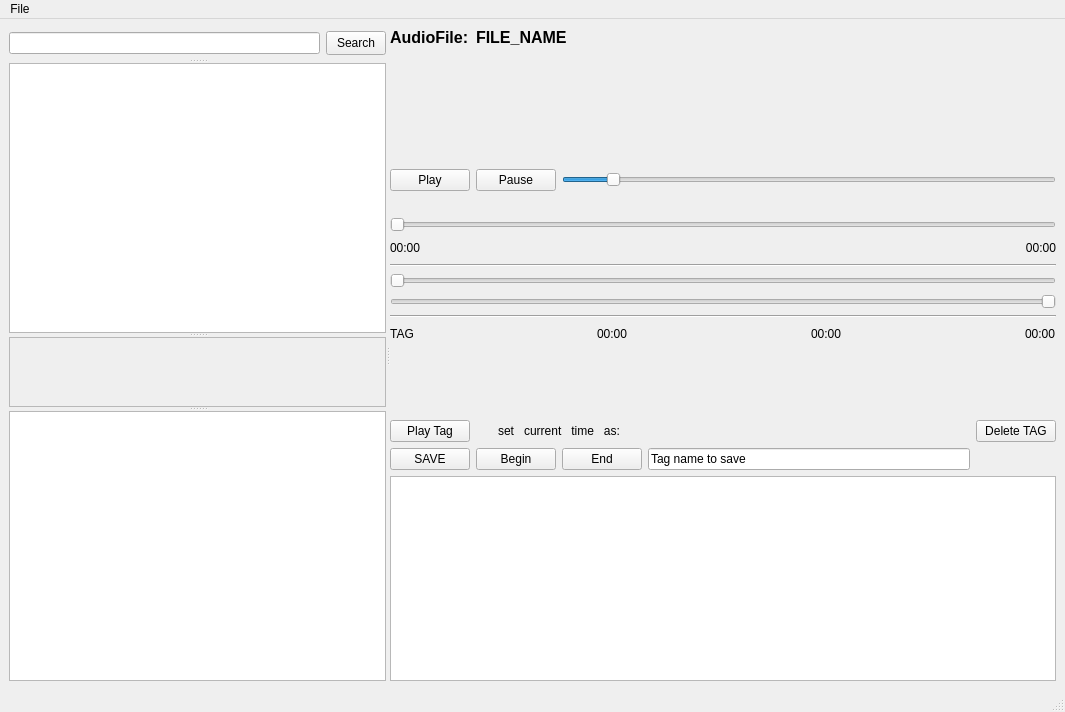
This is mainwindow.ui in scoute/My_QtPlayer as Qt 5 draws it before an edit. The edited form follows.
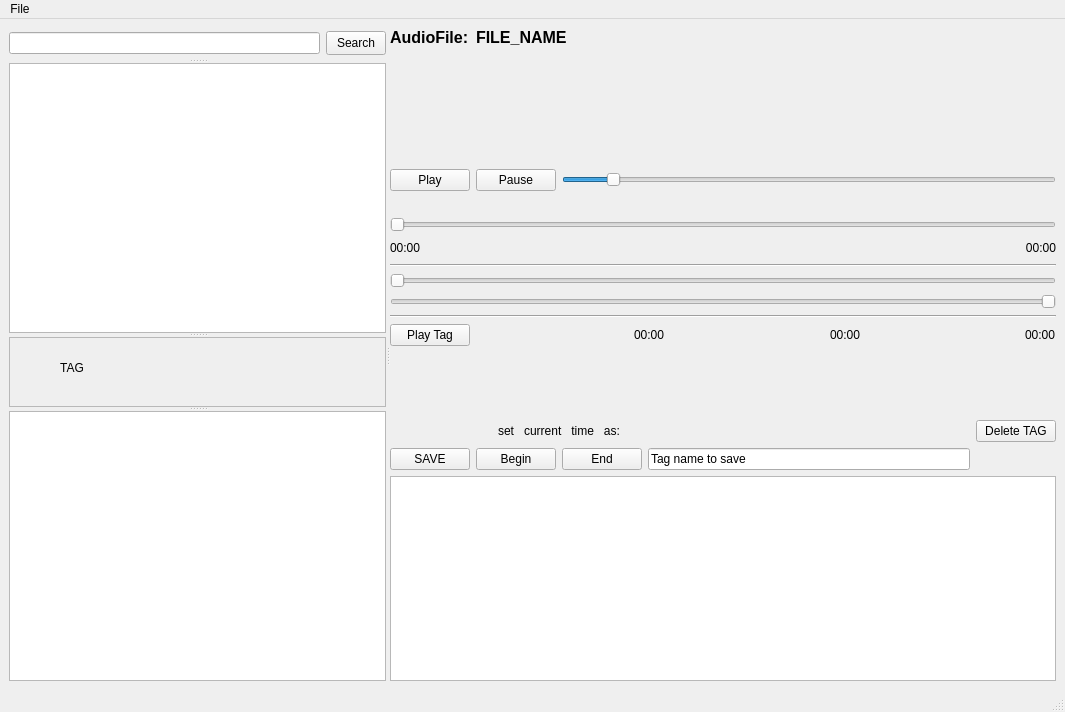
This is the edited form.

The edit to the form file:
```diff
--- a/mainwindow.ui
+++ b/mainwindow.ui
@@ -61,6 +61,25 @@
            <height>124</height>
           </rect>
          </property>
+         <widget class="QLabel" name="label_TAG">
+          <property name="geometry">
+           <rect>
+            <x>50</x>
+            <y>20</y>
+            <width>24</width>
+            <height>20</height>
+           </rect>
+          </property>
+          <property name="autoFillBackground">
+           <bool>false</bool>
+          </property>
+          <property name="text">
+           <string>TAG</string>
+          </property>
+          <property name="alignment">
+           <set>Qt::AlignCenter</set>
+          </property>
+         </widget>
         </widget>
        </widget>
        <widget class="QTreeView" name="treeView_TagPlaylists"/>
@@ -261,15 +280,9 @@
           <item>
            <layout class="QHBoxLayout" name="horizontalLayout_2">
             <item>
-             <widget class="QLabel" name="label_TAG">
-              <property name="autoFillBackground">
-               <bool>false</bool>
-              </property>
+             <widget class="QPushButton" name="pushButton_TagPlay">
               <property name="text">
-               <string>TAG</string>
-              </property>
-              <property name="alignment">
-               <set>Qt::AlignCenter</set>
+               <string>Play Tag</string>
               </property>
              </widget>
             </item>
@@ -362,13 +375,6 @@
                 </property>
                </widget>
               </item>
-              <item row="0" column="0">
-               <widget class="QPushButton" name="pushButton_TagPlay">
-                <property name="text">
-                 <string>Play Tag</string>
-                </property>
-               </widget>
-              </item>
               <item row="1" column="2">
                <widget class="QPushButton" name="pushButton_TAGSetEndTime">
                 <property name="text">
```
